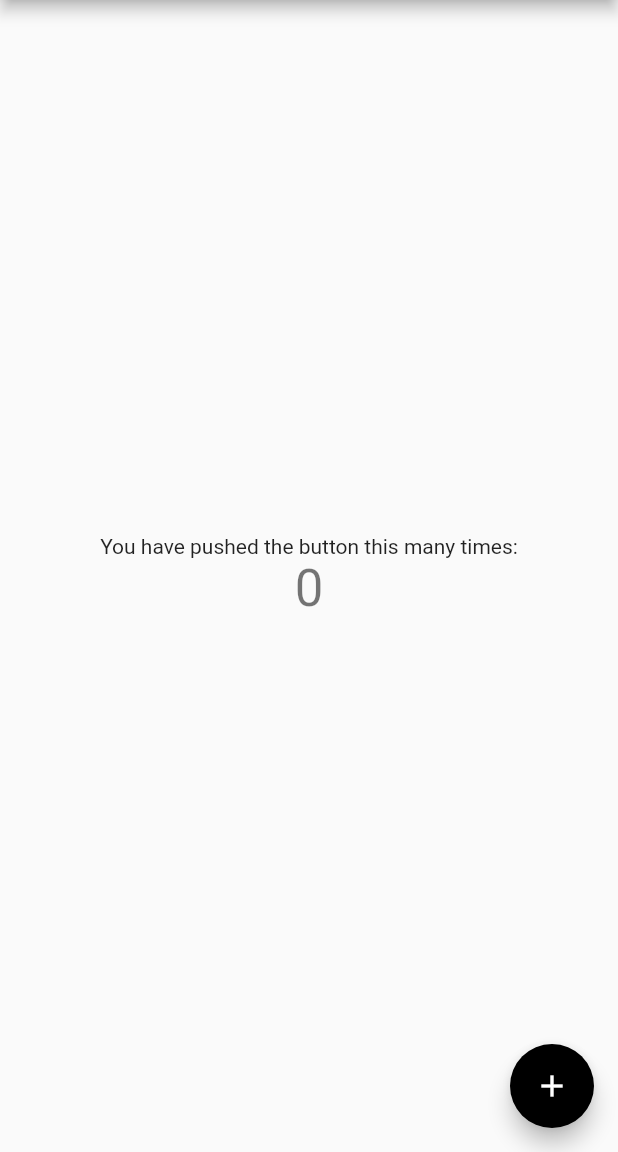
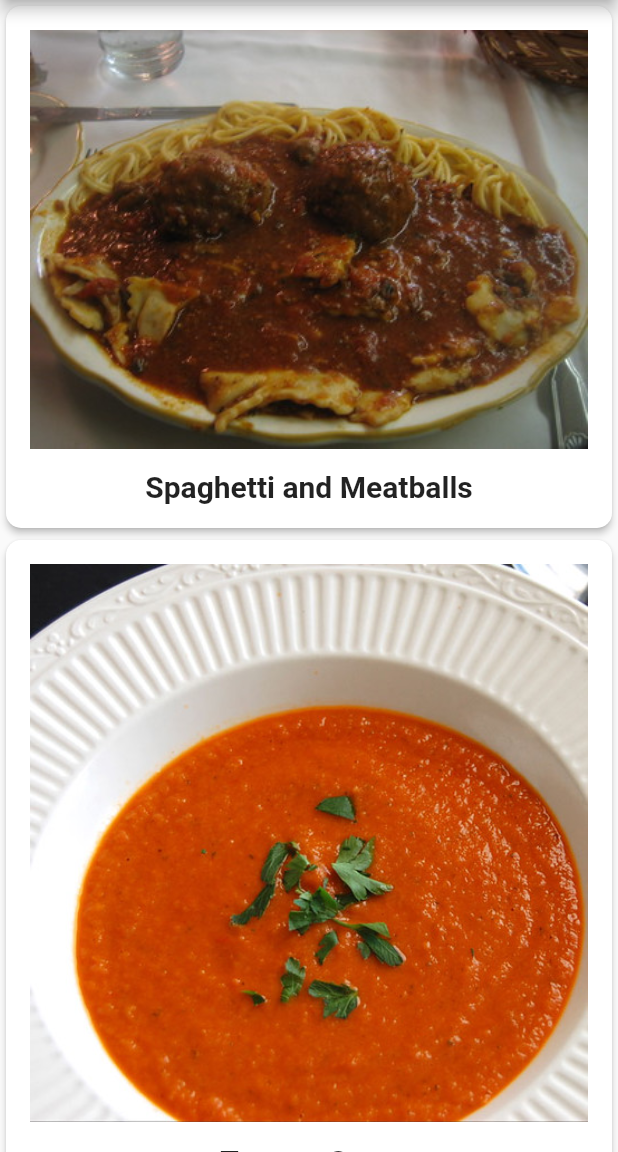
Before and after one commit to leulabay1/FlutterProjects, a Flutter app: the screen it shows after launch, on a phone screen of 412 x 824 dp, the part 84-1236 px from its top. Run offline on Flutter 3.47's test engine with Material 2 defaults, Android fonts, the phone set to English and light mode, and no system bars; Roboto replaces fonts that are missing (Palatino).

Commit message:
finished the first project

```diff
--- a/recipes/lib/main.dart
+++ b/recipes/lib/main.dart
@@ -1,4 +1,6 @@
 import 'package:flutter/material.dart';
+import 'recipe.dart';
+import 'recipe_detail.dart';
 
 void main() {
   runApp(const RecipeApp());
@@ -28,15 +30,6 @@ class RecipeApp extends StatelessWidget {
 class MyHomePage extends StatefulWidget {
   const MyHomePage({super.key, required this.title});
 
-  // This widget is the home page of your application. It is stateful, meaning
-  // that it has a State object (defined below) that contains fields that affect
-  // how it looks.
-
-  // This class is the configuration for the state. It holds the values (in this
-  // case the title) provided by the parent (in this case the App widget) and
-  // used by the build method of the State. Fields in a Widget subclass are
-  // always marked "final".
-
   final String title;
 
   @override
@@ -44,68 +37,60 @@ class MyHomePage extends StatefulWidget {
 }
 
 class _MyHomePageState extends State<MyHomePage> {
-  int _counter = 0;
-
-  void _incrementCounter() {
-    setState(() {
-      // This call to setState tells the Flutter framework that something has
-      // changed in this State, which causes it to rerun the build method below
-      // so that the display can reflect the updated values. If we changed
-      // _counter without calling setState(), then the build method would not be
-      // called again, and so nothing would appear to happen.
-      _counter++;
-    });
+  @override
+  Widget build(BuildContext context) {
+    return Scaffold(
+      body: SafeArea(
+        child: ListView.builder(
+          itemCount: Recipe.samples.length,
+          itemBuilder: (BuildContext context, int index) {
+            return GestureDetector(
+              // 8
+              onTap: () {
+                // 9
+                Navigator.push(
+                  context,
+                  MaterialPageRoute(
+                    builder: (context) {
+                      // 10
+                      // TODO: Replace return with return RecipeDetail()
+                      return RecipeDetail(recipe: Recipe.samples[index]);
+                    },
+                  ),
+                );
+              },
+              // 11
+              child: buildRecipeCard(Recipe.samples[index]),
+            );
+          },
+        ),
+      ),
+      appBar: AppBar(
+        title: Text(widget.title),
+      ),
+    );
   }
 
-  @override
-  Widget build(BuildContext context) {
-    // This method is rerun every time setState is called, for instance as done
-    // by the _incrementCounter method above.
-    //
-    // The Flutter framework has been optimized to make rerunning build methods
-    // fast, so that you can just rebuild anything that needs updating rather
-    // than having to individually change instances of widgets.
-    return Scaffold(
-      appBar: AppBar(
-        // Here we take the value from the MyHomePage object that was created by
-        // the App.build method, and use it to set our appbar title.
-        title: Text(widget.title),
+  Widget buildRecipeCard(Recipe recipe) {
+    return Card(
+      elevation: 2.0,
+      shape: RoundedRectangleBorder(borderRadius: BorderRadius.circular(10.0)),
+      child: Padding(
+        padding: const EdgeInsets.all(16.0),
+        child: Column(children: <Widget>[
+          Image(image: AssetImage(recipe.imageUrl)),
+          const SizedBox(
+            height: 14.0,
+          ),
+          Text(
+            recipe.label,
+            style: const TextStyle(
+                fontSize: 20.0,
+                fontWeight: FontWeight.w700,
+                fontFamily: 'Palatino'),
+          )
+        ]),
       ),
-      body: Center(
-        // Center is a layout widget. It takes a single child and positions it
-        // in the middle of the parent.
-        child: Column(
-          // Column is also a layout widget. It takes a list of children and
-          // arranges them vertically. By default, it sizes itself to fit its
-          // children horizontally, and tries to be as tall as its parent.
-          //
-          // Invoke "debug painting" (press "p" in the console, choose the
-          // "Toggle Debug Paint" action from the Flutter Inspector in Android
-          // Studio, or the "Toggle Debug Paint" command in Visual Studio Code)
-          // to see the wireframe for each widget.
-          //
-          // Column has various properties to control how it sizes itself and
-          // how it positions its children. Here we use mainAxisAlignment to
-          // center the children vertically; the main axis here is the vertical
-          // axis because Columns are vertical (the cross axis would be
-          // horizontal).
-          mainAxisAlignment: MainAxisAlignment.center,
-          children: <Widget>[
-            const Text(
-              'You have pushed the button this many times:',
-            ),
-            Text(
-              '$_counter',
-              style: Theme.of(context).textTheme.headlineMedium,
-            ),
-          ],
-        ),
-      ),
-      floatingActionButton: FloatingActionButton(
-        onPressed: _incrementCounter,
-        tooltip: 'Increment',
-        child: const Icon(Icons.add),
-      ), // This trailing comma makes auto-formatting nicer for build methods.
     );
   }
 }
--- /dev/null
+++ b/recipes/lib/recipe.dart
@@ -0,0 +1,142 @@
+class Recipe {
+  String label;
+  String imageUrl;
+  int servings;
+  List<Ingredient> ingredients;
+  Recipe(this.label, this.imageUrl, this.servings, this.ingredients);
+  static List<Recipe> samples = [
+    Recipe(
+      'Spaghetti and Meatballs',
+      'assets/2126711929_ef763de2b3_w.jpg',
+      4,
+      [
+        Ingredient(
+          1,
+          'box',
+          'Spaghetti',
+        ),
+        Ingredient(
+          4,
+          '',
+          'Frozen Meatballs',
+        ),
+        Ingredient(
+          0.5,
+          'jar',
+          'sauce',
+        ),
+      ],
+    ),
+    Recipe(
+      'Tomato Soup',
+      'assets/27729023535_a57606c1be.jpg',
+      2,
+      [
+        Ingredient(
+          1,
+          'can',
+          'Tomato Soup',
+        ),
+      ],
+    ),
+    Recipe(
+      'Grilled Cheese',
+      'assets/3187380632_5056654a19_b.jpg',
+      1,
+      [
+        Ingredient(
+          2,
+          'slices',
+          'Cheese',
+        ),
+        Ingredient(
+          2,
+          'slices',
+          'Bread',
+        ),
+      ],
+    ),
+    Recipe(
+      'Chocolate Chip Cookies',
+      'assets/15992102771_b92f4cc00a_b.jpg',
+      24,
+      [
+        Ingredient(
+          4,
+          'cups',
+          'flour',
+        ),
+        Ingredient(
+          2,
+          'cups',
+          'sugar',
+        ),
+        Ingredient(
+          0.5,
+          'cups',
+          'chocolate chips',
+        ),
+      ],
+    ),
+    Recipe(
+      'Taco Salad',
+      'assets/8533381643_a31a99e8a6_c.jpg',
+      1,
+      [
+        Ingredient(
+          4,
+          'oz',
+          'nachos',
+        ),
+        Ingredient(
+          3,
+          'oz',
+          'taco meat',
+        ),
+        Ingredient(
+          0.5,
+          'cup',
+          'cheese',
+        ),
+        Ingredient(
+          0.25,
+          'cup',
+          'chopped tomatoes',
+        ),
+      ],
+    ),
+    Recipe(
+      'Hawaiian Pizza',
+      'assets/15452035777_294cefced5_c.jpg',
+      4,
+      [
+        Ingredient(
+          1,
+          'item',
+          'pizza',
+        ),
+        Ingredient(
+          1,
+          'cup',
+          'pineapple',
+        ),
+        Ingredient(
+          8,
+          'oz',
+          'ham',
+        ),
+      ],
+    ),
+  ];
+}
+
+class Ingredient {
+  double quantity;
+  String measure;
+  String name;
+  Ingredient(
+    this.quantity,
+    this.measure,
+    this.name,
+  );
+}
--- /dev/null
+++ b/recipes/lib/recipe_detail.dart
@@ -0,0 +1,88 @@
+import 'package:flutter/material.dart';
+import 'recipe.dart';
+
+class RecipeDetail extends StatefulWidget {
+  final Recipe recipe;
+  const RecipeDetail({
+    Key? key,
+    required this.recipe,
+  }) : super(key: key);
+  @override
+  State<RecipeDetail> createState() {
+    return _RecipeDetailState();
+  }
+}
+
+class _RecipeDetailState extends State<RecipeDetail> {
+  // TODO: Add _sliderVal here
+  int _sliderVal = 1;
+  @override
+  Widget build(BuildContext context) {
+    // 1
+    return Scaffold(
+      appBar: AppBar(
+        title: Text(widget.recipe.label),
+      ),
+      // 2
+      body: SafeArea(
+        // 3
+        child: Column(
+          children: <Widget>[
+            // 4
+            SizedBox(
+              height: 300,
+              width: double.infinity,
+              child: Image(
+                image: AssetImage(widget.recipe.imageUrl),
+              ),
+            ),
+            // 5
+            const SizedBox(
+              height: 4,
+            ),
+            // 6
+            Text(
+              widget.recipe.label,
+              style: const TextStyle(fontSize: 18),
+            ),
+            // TODO: Add Expanded
+            Expanded(
+              // 8
+              child: ListView.builder(
+                padding: const EdgeInsets.all(7.0),
+                itemCount: widget.recipe.ingredients.length,
+                itemBuilder: (BuildContext context, int index) {
+                  final ingredient = widget.recipe.ingredients[index];
+                  // 9
+                  // TODO: Add ingredient.quantity
+                  return Text(
+                      '${ingredient.quantity * _sliderVal} ${ingredient.measure} ${ingredient.name}');
+                },
+              ),
+            ),
+            // TODO: Add Slider() here
+            Slider(
+              // 10
+              min: 1,
+              max: 10,
+              divisions: 9,
+              // 11
+              label: '${_sliderVal * widget.recipe.servings} servings',
+              // 12
+              value: _sliderVal.toDouble(),
+              // 13
+              onChanged: (newValue) {
+                setState(() {
+                  _sliderVal = newValue.round();
+                });
+              },
+              // 14
+              activeColor: Colors.green,
+              inactiveColor: Colors.black,
+            ),
+          ],
+        ),
+      ),
+    );
+  }
+}
--- a/recipes/pubspec.yaml
+++ b/recipes/pubspec.yaml
@@ -62,6 +62,8 @@ flutter:
   # assets:
   #   - images/a_dot_burr.jpeg
   #   - images/a_dot_ham.jpeg
+  assets:
+    - assets/
 
   # An image asset can refer to one or more resolution-specific "variants", see
   # https://flutter.dev/assets-and-images/#resolution-aware
```
Also changed, not shown: recipes/assets/15452035777_294cefced5_c.jpg (added), recipes/assets/15992102771_b92f4cc00a_b.jpg (added), recipes/assets/2126711929_ef763de2b3_w.jpg (added), recipes/assets/27729023535_a57606c1be.jpg (added), recipes/assets/3187380632_5056654a19_b.jpg (added), recipes/assets/8533381643_a31a99e8a6_c.jpg (added), 1 other file.
